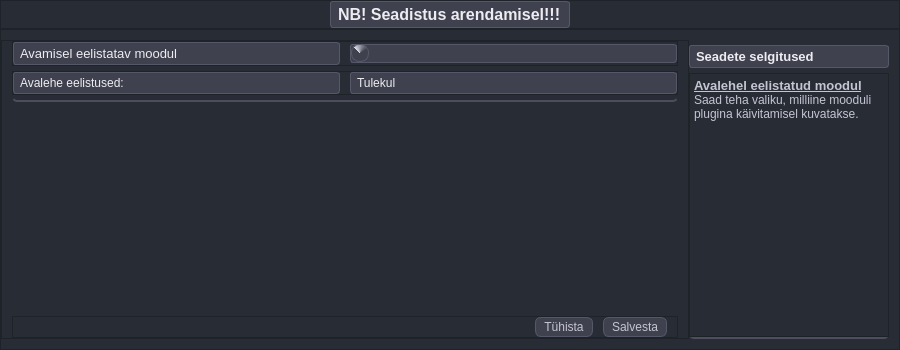
This is mailabl-qgis/config/confWidgets/UserSetup.ui in TuloliKalver/mailabl-qgis as Qt 5 draws it before an edit. The edited form follows.
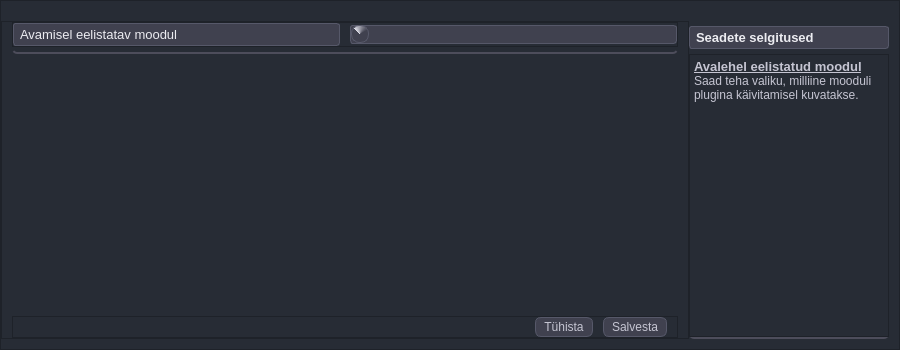
This is the edited form. Icons and pictures are not drawn.

Commit message: User can save preferred homepage

Diff of the .ui file:
```diff
--- a/mailabl-qgis/config/confWidgets/UserSetup.ui
+++ b/mailabl-qgis/config/confWidgets/UserSetup.ui
@@ -152,48 +152,6 @@
    <property name="bottomMargin">
     <number>0</number>
    </property>
-   <item>
-    <widget class="QFrame" name="f_Label">
-     <property name="frameShape">
-      <enum>QFrame::StyledPanel</enum>
-     </property>
-     <property name="frameShadow">
-      <enum>QFrame::Raised</enum>
-     </property>
-     <layout class="QVBoxLayout" name="verticalLayout">
-      <property name="spacing">
-       <number>0</number>
-      </property>
-      <property name="leftMargin">
-       <number>0</number>
-      </property>
-      <property name="topMargin">
-       <number>0</number>
-      </property>
-      <property name="rightMargin">
-       <number>0</number>
-      </property>
-      <property name="bottomMargin">
-       <number>0</number>
-      </property>
-      <item alignment="Qt::AlignHCenter|Qt::AlignTop">
-       <widget class="QLabel" name="lbl_Heading">
-        <property name="font">
-         <font>
-          <family>Tahoma</family>
-          <pointsize>12</pointsize>
-          <weight>75</weight>
-          <bold>true</bold>
-         </font>
-        </property>
-        <property name="text">
-         <string>NB! Seadistus arendamisel!!!</string>
-        </property>
-       </widget>
-      </item>
-     </layout>
-    </widget>
-   </item>
    <item>
     <widget class="QFrame" name="fContent">
      <property name="minimumSize">
@@ -216,7 +174,7 @@
        <number>0</number>
       </property>
       <property name="topMargin">
-       <number>10</number>
+       <number>20</number>
       </property>
       <property name="rightMargin">
        <number>10</number>
@@ -300,7 +258,7 @@
                 <number>0</number>
                </property>
                <item>
-                <widget class="QLabel" name="lblCurrect_Cadastral_2">
+                <widget class="QLabel" name="lblUser_preferences">
                  <property name="font">
                   <font>
                    <family>Tahoma</family>
@@ -313,7 +271,7 @@
                 </widget>
                </item>
                <item>
-                <widget class="QComboBox" name="cmbUserLayers_2">
+                <widget class="QComboBox" name="cmbUserMain">
                  <property name="baseSize">
                   <size>
                    <width>0</width>
@@ -359,47 +317,6 @@
               </layout>
              </widget>
             </item>
-            <item>
-             <widget class="QFrame" name="f_Main_4">
-              <property name="frameShape">
-               <enum>QFrame::StyledPanel</enum>
-              </property>
-              <property name="frameShadow">
-               <enum>QFrame::Raised</enum>
-              </property>
-              <layout class="QHBoxLayout" name="horizontalLayout_4">
-               <property name="spacing">
-                <number>10</number>
-               </property>
-               <property name="leftMargin">
-                <number>0</number>
-               </property>
-               <property name="topMargin">
-                <number>0</number>
-               </property>
-               <property name="rightMargin">
-                <number>0</number>
-               </property>
-               <property name="bottomMargin">
-                <number>0</number>
-               </property>
-               <item>
-                <widget class="QLabel" name="label_5">
-                 <property name="text">
-                  <string>Avalehe eelistused:</string>
-                 </property>
-                </widget>
-               </item>
-               <item>
-                <widget class="QLabel" name="label_4">
-                 <property name="text">
-                  <string>Tulekul</string>
-                 </property>
-                </widget>
-               </item>
-              </layout>
-             </widget>
-            </item>
            </layout>
           </widget>
          </item>
@@ -454,7 +371,7 @@
              </spacer>
             </item>
             <item>
-             <widget class="QPushButton" name="pbDel_Project_Settings">
+             <widget class="QPushButton" name="pbCancel">
               <property name="text">
                <string>Tühista</string>
               </property>
@@ -471,7 +388,7 @@
              </widget>
             </item>
             <item>
-             <widget class="QPushButton" name="pbSave_Projects_Settings">
+             <widget class="QPushButton" name="pbSave">
               <property name="font">
                <font>
                 <family>Tahoma</family>
```
The commit also changes 9 other files.
